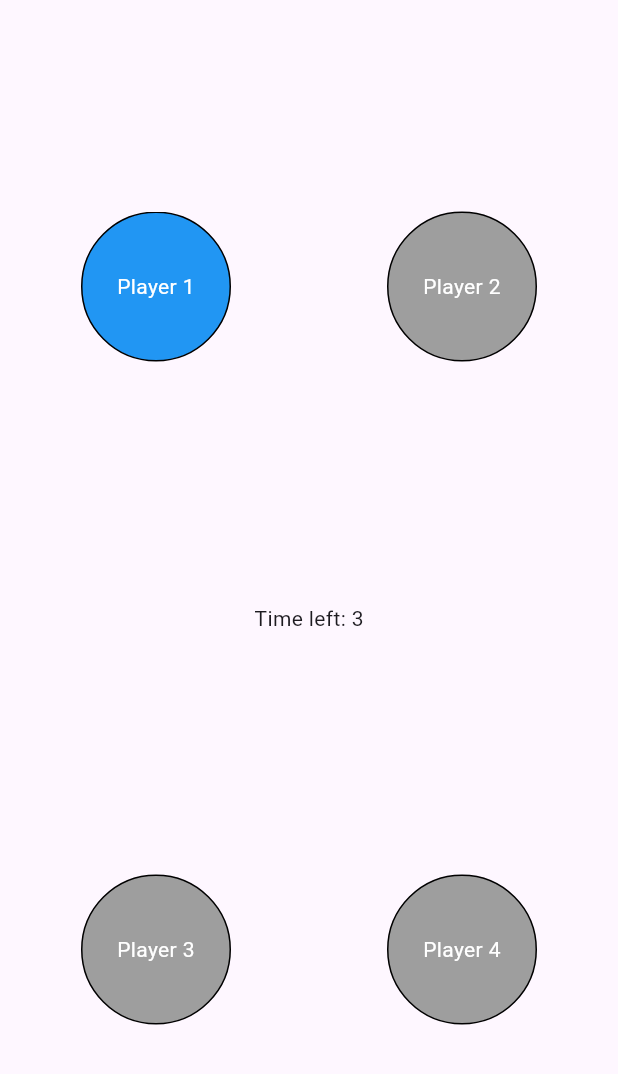
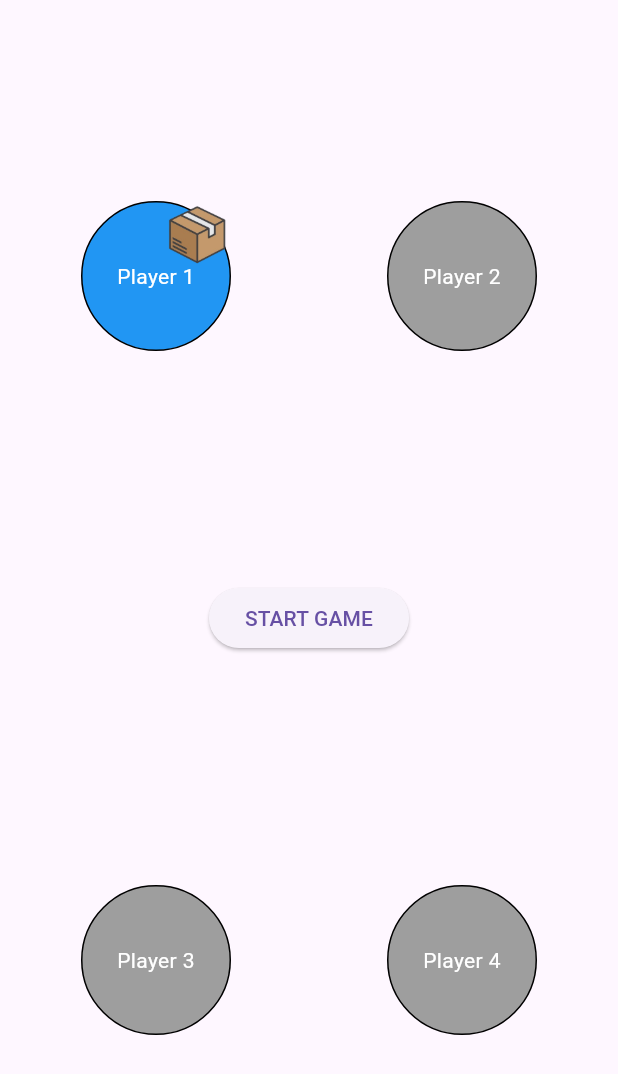
Before and after one commit to D1stress29/Hot_Potato_Game, a Flutter app: the screen it shows after launch, on a phone screen of 412 x 824 dp. Shown: the top 1074 px of the screen. Run offline on Flutter 3.47's test engine with Material 3 defaults, Android fonts, the light colour scheme and no system bars; our stand-ins replace audioplayers.

Commit message:
dodan paket, izboljšan endGame

```diff
--- a/lib/main.dart
+++ b/lib/main.dart
@@ -25,9 +25,12 @@
 
 class _GameScreenState extends State<GameScreen> {
   late Timer timer;
-  int timerDuration = 10;
   bool gameStarted = false;
   int currentPlayerIndex = 0;
+  int minSeconds = 5;
+  int maxSeconds = 15;
+  final random = Random();
+  int timerDuration = 10;
   //spremenljivke za igro
   AudioCache audioCache = AudioCache();
   //inicializacija zvoka
@@ -78,7 +81,7 @@
                   Navigator.of(context).pop();
                   setState(() {
                     gameStarted = false;
-                    timerDuration = 10;
+                    timerDuration = minSeconds + random.nextInt(maxSeconds - minSeconds + 1);
                     currentPlayerIndex = 0;
                     players = ['Player 1', 'Player 2', 'Player 3', 'Player 4'];
                     //igralce, ki so izgubili doda nazaj v igro
@@ -97,7 +100,19 @@
 
 
   void endGame() {
+    currentPlayerIndex = 0;
     // koda za prekinitev igre
+    String deletedPlayer = players[currentPlayerIndex];
+    //ustvarimo novo spremenljivko, da lahko pozneje izpišemo ime igralca, ki je izgubil
+    players.removeAt(currentPlayerIndex);
+    //odstrani igralca, če je izgubil življenje
+    if (players.length == 1)
+      {
+        gameWinner();
+        //če je igralec zadnji v igri, se uporabi gameWinner funkcija
+      }
+      else
+      {
     timer.cancel();
     showDialog(
       barrierDismissible: false,
@@ -106,7 +121,7 @@
       builder: (BuildContext context) {
         return AlertDialog(
 
-          content: Text('${players[currentPlayerIndex]} lost!'),
+          content: Text('${deletedPlayer} lost!'),
           //izpiše igralca, ki je izgubil življenje
           actions: [
             TextButton
@@ -117,19 +132,9 @@
                 Navigator.of(context).pop();
                 setState(()
                 {
-                  players.removeAt(currentPlayerIndex);
-                  //odstrani igralca, če je izgubil življenje
-
                   gameStarted = false;
-                  timerDuration = 10;
-                  currentPlayerIndex = 0;
+                  timerDuration = minSeconds + random.nextInt(maxSeconds - minSeconds + 1);
                   //ponastavi igro
-                  if (players.length == 1)
-                  {
-                    gameWinner();
-                    //če je igralec zadnji v igri, se uporabi gameWinner funkcija
-                  }
-
                   });
                 },
               ),
@@ -138,12 +143,13 @@
         },
       );
     }
+  }
 
   @override
 void initState() {
   super.initState();
   // Metoda, ki se kliče po ustvarjanju State
-  startGameOnTap();
+
 }
 
 void startGameOnTap() {
@@ -207,12 +213,22 @@
       ),
     ),
     if (isActivePlayer)
-      Positioned (
-        right: -50,
+          AnimatedPositioned(
+            duration: Duration(milliseconds: 500), // Adjust the duration as needed
+            curve: Curves.easeInOut, // Adjust the curve as needed
+            top:  -15,
+            right:  -15,
+            child: GestureDetector(
+              onTap: () {
+                if (gameStarted && isActivePlayer) {
+                  passPotato();
+                }
+              },
               child: Image.asset(
                 'assets/paket.png',
-                width: 50,
-                height: 50,
+                width: 75,
+                height: 75,
+              ),
             ),
           ),
         ],
@@ -253,7 +269,11 @@
             ),
             SizedBox(height: 20),
 
-              gameStarted ? Text('Time left: $timerDuration') : ElevatedButton(onPressed: startGameOnTap, child: Text('START GAME'),
+              gameStarted ? Text('Time left: $timerDuration',
+              style: TextStyle(fontFamily: 'Orbitron', fontSize: 24
+
+                ),
+              ) : ElevatedButton(onPressed: startGameOnTap, child: Text('START GAME'),
               //prikaz časa in gumba za začetek igre
             ),
             SizedBox(height: 20),
```
Also changed, not shown: assets/explosion.gif (added). Lines whose indentation alone changed are shown as unchanged.
